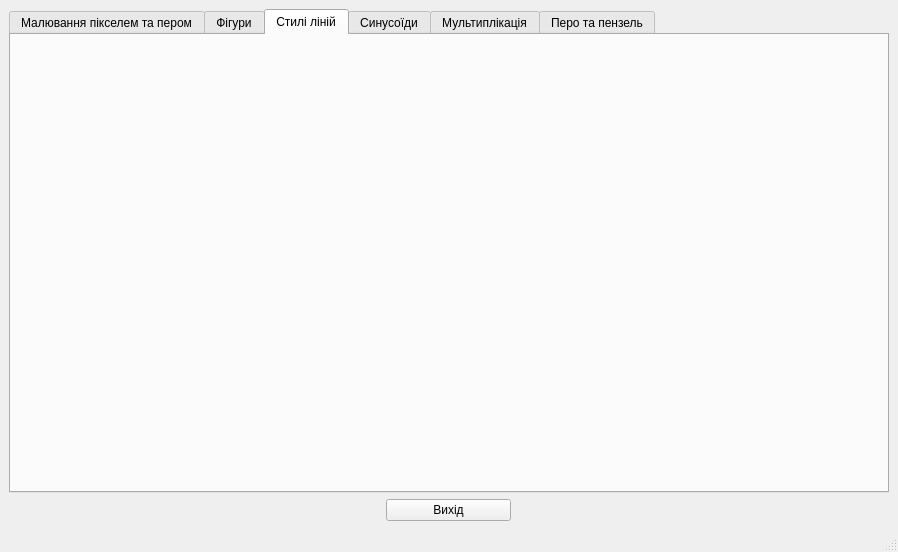
yourhostel/cpp_course, file III_course/2025-11-12-qt-drawing/drawing.ui: the form before one commit.
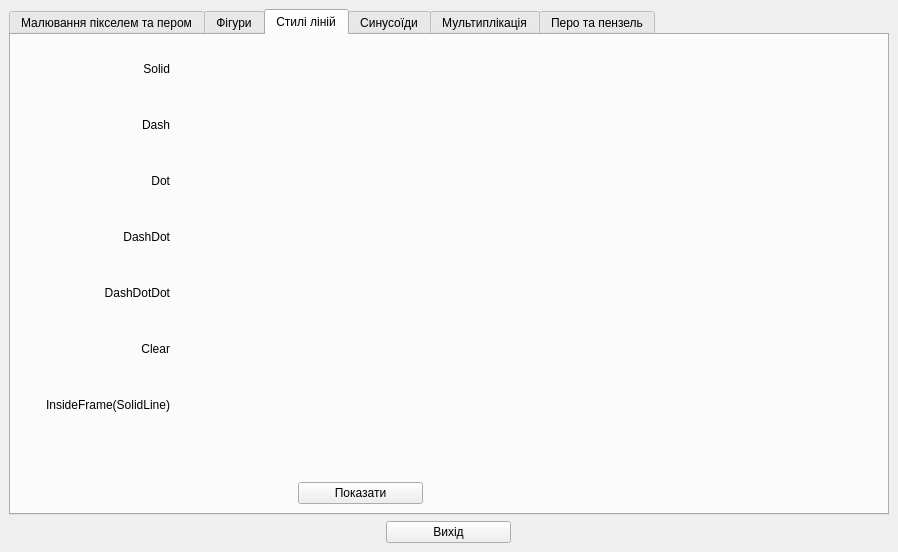
The form after the commit. The open tabs and pages were chosen to show the change. Custom widgets are drawn as their Qt base class.

Commit message: Add line styles tab to 2025-11-12-qt-drawing project

Diff of the .ui file:
```diff
--- a/III_course/2025-11-12-qt-drawing/drawing.ui
+++ b/III_course/2025-11-12-qt-drawing/drawing.ui
@@ -253,6 +253,279 @@
          <attribute name="title">
           <string>Стилі ліній</string>
          </attribute>
+         <layout class="QVBoxLayout" name="verticalLayout_2">
+          <item>
+           <layout class="QHBoxLayout" name="linesMainLayout" stretch="8,2">
+            <item>
+             <layout class="QVBoxLayout" name="linesDrawAreaLayout">
+              <item>
+               <layout class="QHBoxLayout" name="linesSignaturesAndCanvasLayout" stretch="10,35">
+                <item>
+                 <layout class="QVBoxLayout" name="linesSignaturesLayout">
+                  <item>
+                   <widget class="QLabel" name="psSolid">
+                    <property name="sizePolicy">
+                     <sizepolicy hsizetype="Preferred" vsizetype="Fixed">
+                      <horstretch>0</horstretch>
+                      <verstretch>0</verstretch>
+                     </sizepolicy>
+                    </property>
+                    <property name="minimumSize">
+                     <size>
+                      <width>0</width>
+                      <height>50</height>
+                     </size>
+                    </property>
+                    <property name="maximumSize">
+                     <size>
+                      <width>16777215</width>
+                      <height>50</height>
+                     </size>
+                    </property>
+                    <property name="text">
+                     <string>Solid</string>
+                    </property>
+                    <property name="alignment">
+                     <set>Qt::AlignmentFlag::AlignRight|Qt::AlignmentFlag::AlignTrailing|Qt::AlignmentFlag::AlignVCenter</set>
+                    </property>
+                   </widget>
+                  </item>
+                  <item>
+                   <widget class="QLabel" name="psDash">
+                    <property name="sizePolicy">
+                     <sizepolicy hsizetype="Preferred" vsizetype="Fixed">
+                      <horstretch>0</horstretch>
+                      <verstretch>0</verstretch>
+                     </sizepolicy>
+                    </property>
+                    <property name="minimumSize">
+                     <size>
+                      <width>0</width>
+                      <height>50</height>
+                     </size>
+                    </property>
+                    <property name="maximumSize">
+                     <size>
+                      <width>16777215</width>
+                      <height>50</height>
+                     </size>
+                    </property>
+                    <property name="text">
+                     <string>Dash</string>
+                    </property>
+                    <property name="alignment">
+                     <set>Qt::AlignmentFlag::AlignRight|Qt::AlignmentFlag::AlignTrailing|Qt::AlignmentFlag::AlignVCenter</set>
+                    </property>
+                   </widget>
+                  </item>
+                  <item>
+                   <widget class="QLabel" name="psDot">
+                    <property name="sizePolicy">
+                     <sizepolicy hsizetype="Preferred" vsizetype="Fixed">
+                      <horstretch>0</horstretch>
+                      <verstretch>0</verstretch>
+                     </sizepolicy>
+                    </property>
+                    <property name="minimumSize">
+                     <size>
+                      <width>0</width>
+                      <height>50</height>
+                     </size>
+                    </property>
+                    <property name="maximumSize">
+                     <size>
+                      <width>16777215</width>
+                      <height>50</height>
+                     </size>
+                    </property>
+                    <property name="text">
+                     <string>Dot</string>
+                    </property>
+                    <property name="alignment">
+                     <set>Qt::AlignmentFlag::AlignRight|Qt::AlignmentFlag::AlignTrailing|Qt::AlignmentFlag::AlignVCenter</set>
+                    </property>
+                   </widget>
+                  </item>
+                  <item>
+                   <widget class="QLabel" name="psDashDot">
+                    <property name="sizePolicy">
+                     <sizepolicy hsizetype="Preferred" vsizetype="Fixed">
+                      <horstretch>0</horstretch>
+                      <verstretch>0</verstretch>
+                     </sizepolicy>
+                    </property>
+                    <property name="minimumSize">
+                     <size>
+                      <width>0</width>
+                      <height>50</height>
+                     </size>
+                    </property>
+                    <property name="maximumSize">
+                     <size>
+                      <width>16777215</width>
+                      <height>50</height>
+                     </size>
+                    </property>
+                    <property name="text">
+                     <string>DashDot</string>
+                    </property>
+                    <property name="alignment">
+                     <set>Qt::AlignmentFlag::AlignRight|Qt::AlignmentFlag::AlignTrailing|Qt::AlignmentFlag::AlignVCenter</set>
+                    </property>
+                   </widget>
+                  </item>
+                  <item>
+                   <widget class="QLabel" name="psDashDotDot">
+                    <property name="sizePolicy">
+                     <sizepolicy hsizetype="Preferred" vsizetype="Fixed">
+                      <horstretch>0</horstretch>
+                      <verstretch>0</verstretch>
+                     </sizepolicy>
+                    </property>
+                    <property name="minimumSize">
+                     <size>
+                      <width>0</width>
+                      <height>50</height>
+                     </size>
+                    </property>
+                    <property name="maximumSize">
+                     <size>
+                      <width>16777215</width>
+                      <height>50</height>
+                     </size>
+                    </property>
+                    <property name="text">
+                     <string>DashDotDot</string>
+                    </property>
+                    <property name="alignment">
+                     <set>Qt::AlignmentFlag::AlignRight|Qt::AlignmentFlag::AlignTrailing|Qt::AlignmentFlag::AlignVCenter</set>
+                    </property>
+                   </widget>
+                  </item>
+                  <item>
+                   <widget class="QLabel" name="psClear">
+                    <property name="sizePolicy">
+                     <sizepolicy hsizetype="Preferred" vsizetype="Fixed">
+                      <horstretch>0</horstretch>
+                      <verstretch>0</verstretch>
+                     </sizepolicy>
+                    </property>
+                    <property name="minimumSize">
+                     <size>
+                      <width>0</width>
+                      <height>50</height>
+                     </size>
+                    </property>
+                    <property name="maximumSize">
+                     <size>
+                      <width>16777215</width>
+                      <height>50</height>
+                     </size>
+                    </property>
+                    <property name="text">
+                     <string>Clear</string>
+                    </property>
+                    <property name="alignment">
+                     <set>Qt::AlignmentFlag::AlignRight|Qt::AlignmentFlag::AlignTrailing|Qt::AlignmentFlag::AlignVCenter</set>
+                    </property>
+                   </widget>
+                  </item>
+                  <item>
+                   <widget class="QLabel" name="psInsideFrame">
+                    <property name="sizePolicy">
+                     <sizepolicy hsizetype="Preferred" vsizetype="Fixed">
+                      <horstretch>0</horstretch>
+                      <verstretch>0</verstretch>
+                     </sizepolicy>
+                    </property>
+                    <property name="minimumSize">
+                     <size>
+                      <width>0</width>
+                      <height>50</height>
+                     </size>
+                    </property>
+                    <property name="maximumSize">
+                     <size>
+                      <width>16777215</width>
+                      <height>50</height>
+                     </size>
+                    </property>
+                    <property name="text">
+                     <string>InsideFrame(SolidLine)</string>
+                    </property>
+                    <property name="alignment">
+                     <set>Qt::AlignmentFlag::AlignRight|Qt::AlignmentFlag::AlignTrailing|Qt::AlignmentFlag::AlignVCenter</set>
+                    </property>
+                   </widget>
+                  </item>
+                  <item>
+                   <spacer name="verticalSpacer_5">
+                    <property name="orientation">
+                     <enum>Qt::Orientation::Vertical</enum>
+                    </property>
+                    <property name="sizeHint" stdset="0">
+                     <size>
+                      <width>20</width>
+                      <height>40</height>
+                     </size>
+                    </property>
+                   </spacer>
+                  </item>
+                 </layout>
+                </item>
+                <item>
+                 <layout class="QVBoxLayout" name="linesCanvasLayout">
+                  <item>
+                   <widget class="Canvas" name="drawAreaLines" native="true"/>
+                  </item>
+                 </layout>
+                </item>
+               </layout>
+              </item>
+              <item alignment="Qt::AlignmentFlag::AlignHCenter">
+               <widget class="QPushButton" name="btnShowLines">
+                <property name="minimumSize">
+                 <size>
+                  <width>125</width>
+                  <height>0</height>
+                 </size>
+                </property>
+                <property name="maximumSize">
+                 <size>
+                  <width>125</width>
+                  <height>16777215</height>
+                 </size>
+                </property>
+                <property name="text">
+                 <string>Показати</string>
+                </property>
+               </widget>
+              </item>
+             </layout>
+            </item>
+            <item>
+             <layout class="QVBoxLayout" name="linesTimerLayout">
+              <item>
+               <widget class="QWidget" name="lineTimerWidget" native="true"/>
+              </item>
+              <item>
+               <spacer name="verticalSpacer_4">
+                <property name="orientation">
+                 <enum>Qt::Orientation::Vertical</enum>
+                </property>
+                <property name="sizeHint" stdset="0">
+                 <size>
+                  <width>20</width>
+                  <height>40</height>
+                 </size>
+                </property>
+               </spacer>
+              </item>
+             </layout>
+            </item>
+           </layout>
+          </item>
+         </layout>
         </widget>
         <widget class="QWidget" name="tabSinusoids">
          <attribute name="title">
@@ -294,17 +567,6 @@
     </item>
    </layout>
   </widget>
-  <widget class="QMenuBar" name="menubar">
-   <property name="geometry">
-    <rect>
-     <x>0</x>
-     <y>0</y>
-     <width>898</width>
-     <height>23</height>
-    </rect>
-   </property>
-  </widget>
-  <widget class="QStatusBar" name="statusbar"/>
  </widget>
  <customwidgets>
   <customwidget>
```
Left out of the diff: 76 changed lines with no effect on the pictures. The commit also changes 6 other files.
